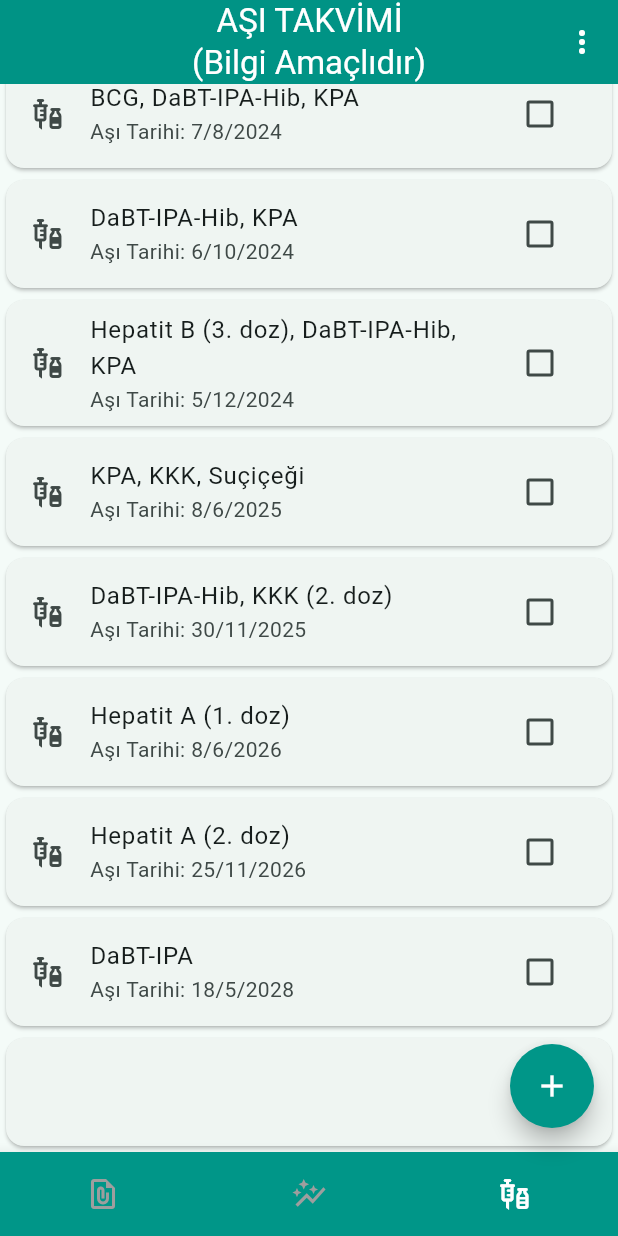
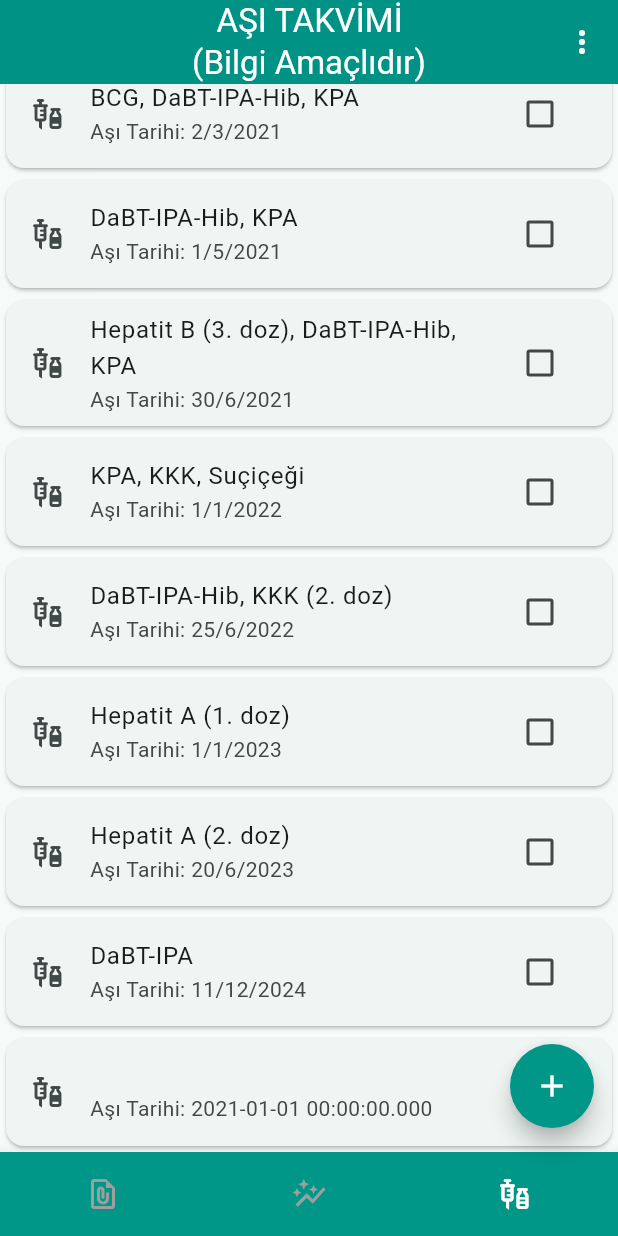
Before and after one commit to ykakkaya/bebek_takip_getx_hive, a Flutter app: the screen it shows after launch, item 3 of the bottom bar chosen, scrolled down 180 dp, on a phone screen of 412 x 824 dp. Run offline on Flutter 3.47's test engine with Material 3 defaults, Android fonts, the phone set to English and light mode, and no system bars; drawn by our look-alikes of animated_bottom_navigation_bar; our stand-ins replace flutter_datetime_picker_plus, get, get_storage, hive, hive_flutter, syncfusion_flutter_charts; accounts and stored records are empty.

Commit message:
date_update solved

```diff
--- a/lib/controllers/vaccine_controller.dart
+++ b/lib/controllers/vaccine_controller.dart
@@ -4,23 +4,34 @@ import 'package:get_storage/get_storage.dart';
 
 class VaccineController extends GetxController {
   BabyDateTimeController dateController = Get.put(BabyDateTimeController());
-  late Rx<DateTime> t;
+  var t = DateTime.now().obs;
+  var vaccineSchedule = <Map<String, String>>[].obs;
 
   @override
-  void onInit() {
+  Future<void> onInit() async {
     super.onInit();
-    t = DateTime.now().obs;
-    getDate();
+    await getDate();
+    vaccineSchedule.assignAll(await getVaccineSchedule());
+
   }
 
   getDate() async {
-    t.value = await dateController.readDateTime() ?? DateTime.now();
+    t.value = await dateController.readDateTime() ?? DateTime(2021);
+
+  }
+
+  updateList() async {
+    await getDate();
+    vaccineSchedule.assignAll(await getVaccineSchedule());
+
   }
 
   RxList<Map<String, String>> getVaccineSchedule() {
+
     return [
       {
-        'age': "Doğunca :${t.value.day.toString()}/${t.value.month.toString()}/${t.value.year.toString()}",
+        'age':
+            "Doğunca :${t.value.day.toString()}/${t.value.month.toString()}/${t.value.year.toString()}",
         'vaccine': 'Hepatit B (1. doz)'
       },
       {
@@ -68,7 +79,7 @@ class VaccineController extends GetxController {
             "${t.value.add(Duration(days: 1440)).day.toString()}/${t.value.add(Duration(days: 1440)).month.toString()}/${t.value.add(Duration(days: 1440)).year.toString()}",
         'vaccine': 'DaBT-IPA'
       },
-      {'age': "", 'vaccine': ''},
+      {'age': "${t.value}", 'vaccine': ''},
     ].obs;
   }
 
--- a/lib/screens/vaccine.dart
+++ b/lib/screens/vaccine.dart
@@ -11,29 +11,28 @@ class Vaccine extends StatefulWidget {
 class _VaccineState extends State<Vaccine> {
   final VaccineController controller = Get.put(VaccineController());
   BabyDateTimeController dateController = Get.put(BabyDateTimeController());
-  var vaccineSchedule = [];
-  @override
-  void initState() {
-    // TODO: implement initState
-    super.initState();
-    vaccineSchedule = controller.getVaccineSchedule();
-  }
 
   @override
   Widget build(BuildContext context) {
-    return Scaffold(
+    return Obx(() => Scaffold(
             body: ListView.builder(
-      itemCount: vaccineSchedule.length,
+          itemCount: controller.vaccineSchedule.length,
           itemBuilder: (context, index) {
-        final schedule = vaccineSchedule[index];
+            var schedule = controller.vaccineSchedule[index];
+
             return Obx(() => Card(
-              color: controller.checkedList[index] ? Colors.red.shade100 : null,
+                  color: controller.checkedList[index]
+                      ? Colors.red.shade100
+                      : null,
                   child: ListTile(
-                leading: schedule['age'] == '' ? null : Icon(Icons.vaccines),
+                    leading:
+                        schedule['age'] == '' ? null : Icon(Icons.vaccines),
                     title: Text(
                       schedule['vaccine']!,
                       style: TextStyle(
-                    decoration: controller.checkedList[index] ? TextDecoration.lineThrough : null,
+                        decoration: controller.checkedList[index]
+                            ? TextDecoration.lineThrough
+                            : null,
                       ),
                     ),
                     subtitle: schedule['age'] == ''
@@ -43,7 +42,9 @@ class _VaccineState extends State<Vaccine> {
                         : Text(
                             "Aşı Tarihi: ${schedule['age']!}",
                             style: TextStyle(
-                          decoration: controller.checkedList[index] ? TextDecoration.lineThrough : null,
+                              decoration: controller.checkedList[index]
+                                  ? TextDecoration.lineThrough
+                                  : null,
                             ),
                           ),
                     trailing: schedule['age'] == ''
@@ -57,6 +58,6 @@ class _VaccineState extends State<Vaccine> {
                   ),
                 ));
           },
-    ));
+        )));
   }
 }
--- a/lib/widgets/myappbar.dart
+++ b/lib/widgets/myappbar.dart
@@ -1,5 +1,6 @@
 // ignore_for_file: public_member_api_docs, sort_constructors_first
 import 'package:bebek_takip/controllers/baby_datetime.dart';
+import 'package:bebek_takip/controllers/vaccine_controller.dart';
 import 'package:bebek_takip/project_settings/project_color.dart';
 import 'package:flutter/material.dart';
 import 'package:flutter_datetime_picker_plus/flutter_datetime_picker_plus.dart';
@@ -19,6 +20,7 @@ class MyAppbar extends StatefulWidget {
 
 class _MyAppbarState extends State<MyAppbar> {
   BabyDateTimeController dateController = Get.put(BabyDateTimeController());
+  VaccineController controller = Get.put(VaccineController());
   getDate() async {
     print(await dateController.readDateTime());
   }
@@ -49,7 +51,8 @@ class _MyAppbarState extends State<MyAppbar> {
                         return const Text("Doğum Tarihi Bulunamadı");
                       } else {
                         final date = snapshot.data!;
-                        final formattedDate = "${date.day}/${date.month}/${date.year}";
+                        final formattedDate =
+                            "${date.day}/${date.month}/${date.year}";
                         return Text("Doğum Tarihi: $formattedDate");
                       }
                     },
@@ -67,6 +70,7 @@ class _MyAppbarState extends State<MyAppbar> {
                       locale: LocaleType.tr,
                       onConfirm: (time) async {
                         await dateController.writeDateTime(time);
+                        await controller.updateList();
                         Get.snackbar(
                           'Bebek Takip',
                           'Doğum Tarihi Güncellendi',
```
Lines whose indentation alone changed are shown as unchanged.
